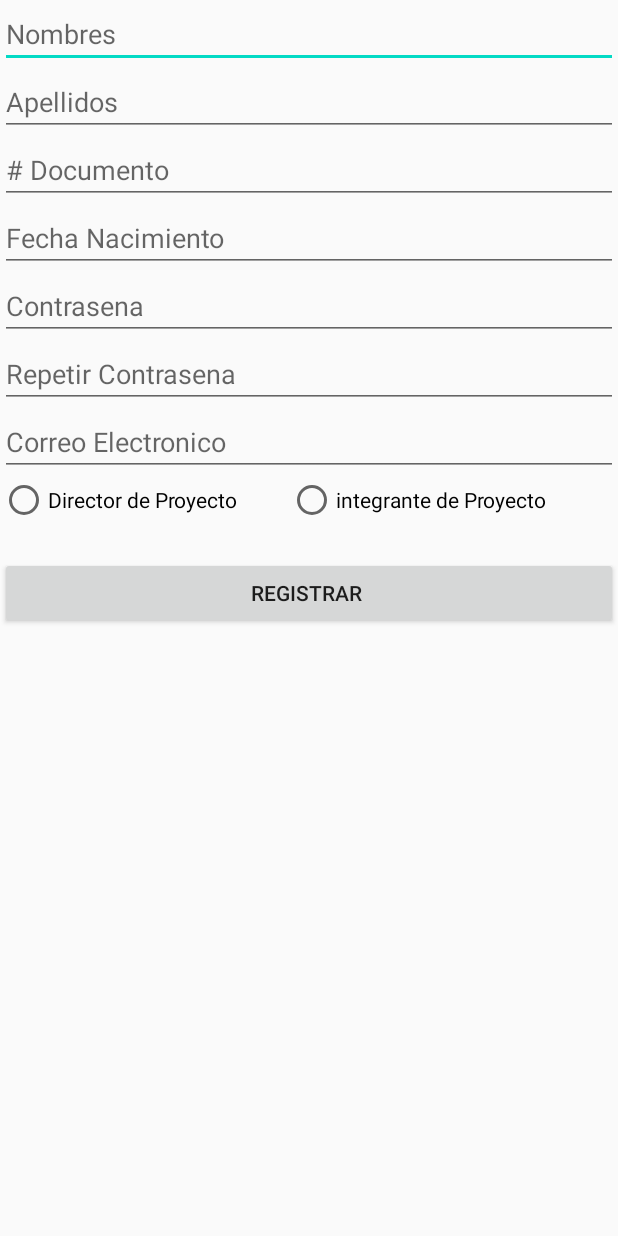
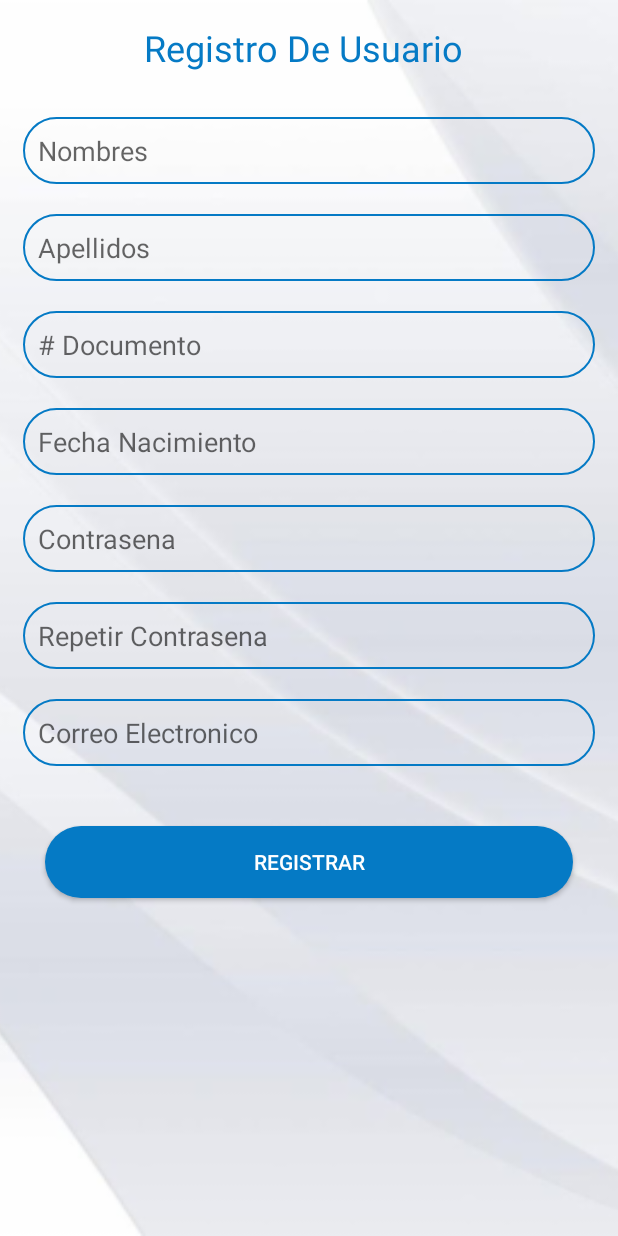
Before and after one commit to NicolasDuranGarces/Android-1, an Android app: the RegistroUsuario screen opened directly, with no data from a screen before it, on a phone screen of 412 x 824 dp. Run offline under Robolectric (Android 15) with nearby library versions, the phone set to English and light mode, and no system bars.

Commit message:
Implementacion del Diseño A la Interfaz de Login y Registro de Usuario

```diff
--- /dev/null
+++ b/Proyectos_Institucionales/app/src/main/res/drawable/input.xml
@@ -0,0 +1,5 @@
+<?xml version="1.0" encoding="utf-8"?>
+<shape xmlns:android="http://schemas.android.com/apk/res/android">
+    <stroke android:color="@color/blue" android:width="1dp"></stroke>
+    <corners android:radius="50dp"></corners>
+</shape>
--- a/Proyectos_Institucionales/app/src/main/res/layout/activity_login.xml
+++ b/Proyectos_Institucionales/app/src/main/res/layout/activity_login.xml
@@ -1,16 +1,35 @@
 <?xml version="1.0" encoding="utf-8"?>
-<androidx.constraintlayout.widget.ConstraintLayout xmlns:android="http://schemas.android.com/apk/res/android"
+<RelativeLayout xmlns:android="http://schemas.android.com/apk/res/android"
     xmlns:app="http://schemas.android.com/apk/res-auto"
     xmlns:tools="http://schemas.android.com/tools"
     android:layout_width="match_parent"
     android:layout_height="match_parent"
     tools:context=".Login">
 
+    <ImageView
+        android:layout_width="match_parent"
+        android:layout_height="match_parent"
+        android:src="@drawable/findototal"
+        android:scaleType="centerCrop"/>
+
+
+
+
+
     <LinearLayout
         android:id="@+id/linearVertical"
         android:layout_width="match_parent"
         android:layout_height="match_parent"
         android:orientation="vertical">
+
+
+        <ImageView
+            android:layout_width="200dp"
+            android:layout_height="200dp"
+            android:src="@drawable/userprofile"
+            android:scaleType="center"
+            android:layout_marginLeft="100dp"
+            android:layout_marginTop="100dp"/>
 
         <EditText
             android:id="@+id/txtCedula"
@@ -19,7 +38,16 @@
             android:ems="10"
             android:hint="@string/documento_de_identidad"
             android:inputType="textPersonName"
-            android:autofillHints="" />
+            android:autofillHints=""
+            android:layout_marginBottom="10dp"
+            android:layout_marginTop="80dp"
+            android:layout_marginLeft="15dp"
+            android:layout_marginRight="15dp"
+            android:background="@drawable/input"
+            android:paddingLeft="10dp"
+            android:paddingRight="10dp"
+            android:padding="10dp"
+            />
 
         <EditText
             android:id="@+id/txtPassword"
@@ -28,12 +56,30 @@
             android:ems="10"
             android:hint="@string/password"
             android:inputType="textPassword"
-            android:autofillHints="" />
+            android:autofillHints=""
+
+            android:layout_marginBottom="10dp"
+            android:layout_marginTop="10dp"
+            android:layout_marginLeft="15dp"
+            android:layout_marginRight="15dp"
+            android:background="@drawable/input"
+            android:paddingLeft="10dp"
+            android:paddingRight="10dp"
+            android:padding="10dp"/>
 
         <Button
             android:id="@+id/btnIniciar"
             android:layout_width="match_parent"
             android:layout_height="wrap_content"
-            android:text="@string/iniciar_sesion" />
+            android:text="@string/iniciar_sesion"
+            android:background="@drawable/btn_redondeado_blanco"
+            android:layout_marginTop="10dp"
+            android:layout_marginLeft="30dp"
+            android:layout_marginRight="30dp"
+
+
+            />
+
+
     </LinearLayout>
-</androidx.constraintlayout.widget.ConstraintLayout>
+</RelativeLayout>
--- a/Proyectos_Institucionales/app/src/main/res/layout/activity_registro_usuario.xml
+++ b/Proyectos_Institucionales/app/src/main/res/layout/activity_registro_usuario.xml
@@ -1,10 +1,19 @@
 <?xml version="1.0" encoding="utf-8"?>
-<androidx.constraintlayout.widget.ConstraintLayout xmlns:android="http://schemas.android.com/apk/res/android"
+<RelativeLayout xmlns:android="http://schemas.android.com/apk/res/android"
     xmlns:app="http://schemas.android.com/apk/res-auto"
     xmlns:tools="http://schemas.android.com/tools"
     android:layout_width="match_parent"
     android:layout_height="match_parent"
     tools:context=".RegistroUsuario">
+
+    <ImageView
+        android:layout_width="match_parent"
+        android:layout_height="match_parent"
+        android:src="@drawable/findototal"
+        android:scaleType="centerCrop"
+        />
+
+
 
     <LinearLayout
         android:id="@+id/linearVertical"
@@ -12,13 +21,34 @@
         android:layout_height="match_parent"
         android:orientation="vertical">
 
+        <TextView
+            android:id="@+id/textView"
+            android:layout_width="match_parent"
+            android:layout_height="wrap_content"
+            android:text="                Registro De Usuario"
+            android:textColor="@color/blue"
+            android:textSize="24sp"
+            android:layout_marginTop="15dp"
+            android:layout_marginBottom="20dp"/>
+
         <EditText
             android:id="@+id/editText"
             android:layout_width="match_parent"
             android:layout_height="wrap_content"
             android:ems="10"
             android:hint="Nombres"
-            android:inputType="textPersonName" />
+            android:inputType="textPersonName"
+            android:layout_marginBottom="10dp"
+            android:layout_marginTop="10dp"
+            android:layout_marginLeft="15dp"
+            android:layout_marginRight="15dp"
+            android:background="@drawable/input"
+            android:paddingLeft="10dp"
+            android:paddingRight="10dp"
+            android:padding="10dp"
+
+            />
+
 
         <EditText
             android:id="@+id/editText2"
@@ -26,7 +56,15 @@
             android:layout_height="wrap_content"
             android:ems="10"
             android:hint="Apellidos"
-            android:inputType="textPersonName" />
+            android:inputType="textPersonName"
+            android:layout_marginBottom="10dp"
+            android:layout_marginTop="10dp"
+            android:layout_marginLeft="15dp"
+            android:layout_marginRight="15dp"
+            android:background="@drawable/input"
+            android:paddingLeft="10dp"
+            android:paddingRight="10dp"
+            android:padding="10dp"/>
 
         <EditText
             android:id="@+id/editText3"
@@ -34,7 +72,15 @@
             android:layout_height="wrap_content"
             android:ems="10"
             android:hint="# Documento"
-            android:inputType="textPersonName" />
+            android:inputType="textPersonName"
+            android:layout_marginBottom="10dp"
+            android:layout_marginTop="10dp"
+            android:layout_marginLeft="15dp"
+            android:layout_marginRight="15dp"
+            android:background="@drawable/input"
+            android:paddingLeft="10dp"
+            android:paddingRight="10dp"
+            android:padding="10dp"/>
 
         <EditText
             android:id="@+id/editText4"
@@ -42,7 +88,15 @@
             android:layout_height="wrap_content"
             android:ems="10"
             android:hint="Fecha Nacimiento"
-            android:inputType="textPersonName" />
+            android:inputType="textPersonName"
+            android:layout_marginBottom="10dp"
+            android:layout_marginTop="10dp"
+            android:layout_marginLeft="15dp"
+            android:layout_marginRight="15dp"
+            android:background="@drawable/input"
+            android:paddingLeft="10dp"
+            android:paddingRight="10dp"
+            android:padding="10dp"/>
 
         <EditText
             android:id="@+id/editText5"
@@ -50,7 +104,15 @@
             android:layout_height="wrap_content"
             android:ems="10"
             android:hint="Contrasena"
-            android:inputType="textPassword" />
+            android:inputType="textPassword"
+            android:layout_marginBottom="10dp"
+            android:layout_marginTop="10dp"
+            android:layout_marginLeft="15dp"
+            android:layout_marginRight="15dp"
+            android:background="@drawable/input"
+            android:paddingLeft="10dp"
+            android:paddingRight="10dp"
+            android:padding="10dp"/>
 
         <EditText
             android:id="@+id/editText6"
@@ -58,7 +120,15 @@
             android:layout_height="wrap_content"
             android:ems="10"
             android:hint="Repetir Contrasena"
-            android:inputType="textPassword" />
+            android:inputType="textPassword"
+            android:layout_marginBottom="10dp"
+            android:layout_marginTop="10dp"
+            android:layout_marginLeft="15dp"
+            android:layout_marginRight="15dp"
+            android:background="@drawable/input"
+            android:paddingLeft="10dp"
+            android:paddingRight="10dp"
+            android:padding="10dp"/>
 
         <EditText
             android:id="@+id/editText7"
@@ -66,32 +136,24 @@
             android:layout_height="wrap_content"
             android:ems="10"
             android:hint="Correo Electronico"
-            android:inputType="textPersonName" />
+            android:inputType="textPersonName"
+            android:layout_marginBottom="10dp"
+            android:layout_marginTop="10dp"
+            android:layout_marginLeft="15dp"
+            android:layout_marginRight="15dp"
+            android:background="@drawable/input"
+            android:paddingLeft="10dp"
+            android:paddingRight="10dp"
+            android:padding="10dp"/>
 
-        <RadioGroup
-            android:layout_width="match_parent"
-            android:layout_height="54dp"
-            android:orientation="horizontal">
-
-
-            <RadioButton
-                android:id="@+id/radioButton"
-                android:layout_width="192dp"
-                android:layout_height="wrap_content"
-                android:text="Director de Proyecto" />
-
-            <RadioButton
-                android:id="@+id/radioButton2"
-                android:layout_width="match_parent"
-                android:layout_height="wrap_content"
-                android:text="integrante de Proyecto" />
-        </RadioGroup>
 
         <Button
             android:id="@+id/button"
             android:layout_width="match_parent"
             android:layout_height="wrap_content"
-            android:text="Registrar
-" />
+            android:text="Registrar"
+            android:background="@drawable/btn_redondeado_blanco"
+            android:textColor="@color/white"
+            android:layout_margin="30dp"/>
     </LinearLayout>
-</androidx.constraintlayout.widget.ConstraintLayout>
+</RelativeLayout>
```
Also changed, not shown: Proyectos_Institucionales/app/src/main/res/drawable-hdpi/findototal.png (added), Proyectos_Institucionales/app/src/main/res/drawable-hdpi/userprofile.png (added), Proyectos_Institucionales/app/src/main/res/drawable-mdpi/findototal.png (added), Proyectos_Institucionales/app/src/main/res/drawable-mdpi/userprofile.png (added), Proyectos_Institucionales/app/src/main/res/drawable-xhdpi/findototal.png (added), Proyectos_Institucionales/app/src/main/res/drawable-xhdpi/userprofile.png (added), Proyectos_Institucionales/app/src/main/res/drawable-xxhdpi/findototal.png (added), Proyectos_Institucionales/app/src/main/res/drawable-xxhdpi/userprofile.png (added), Proyectos_Institucionales/app/src/main/res/drawable-xxxhdpi/findototal.png (added), Proyectos_Institucionales/app/src/main/res/drawable-xxxhdpi/userprofile.png (added).
